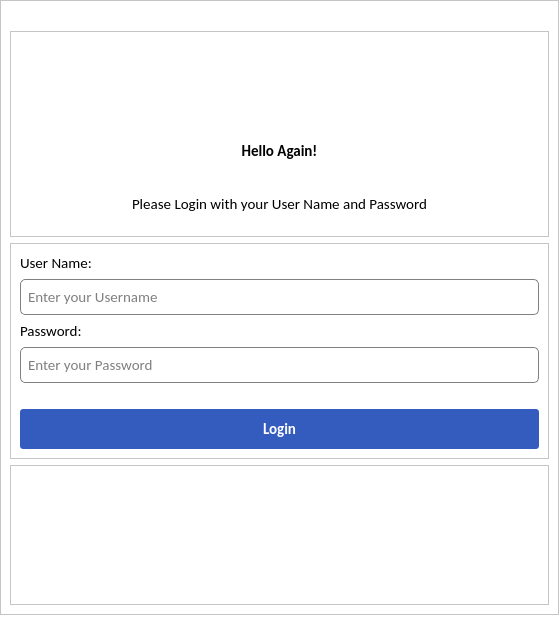
The window that ui/ui_files/login.ui (ali7haider/railway-automation-system) describes before a commit, drawn with Qt 5.
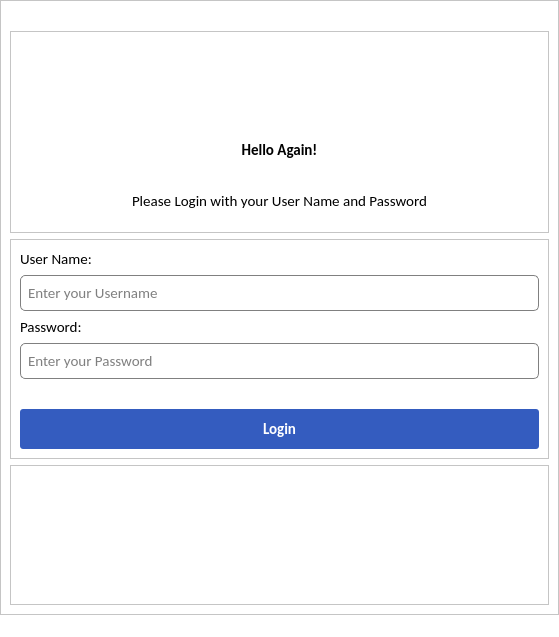
The same window after the commit. Icons and pictures are not drawn.

```diff
--- a/ui/ui_files/login.ui
+++ b/ui/ui_files/login.ui
@@ -250,20 +250,17 @@
                </widget>
               </item>
               <item row="5" column="1">
-               <spacer name="verticalSpacer">
-                <property name="orientation">
-                 <enum>Qt::Vertical</enum>
+               <widget class="QLabel" name="lblMessage">
+                <property name="styleSheet">
+                 <string notr="true">color:red;</string>
                 </property>
-                <property name="sizeType">
-                 <enum>QSizePolicy::Fixed</enum>
+                <property name="text">
+                 <string/>
                 </property>
-                <property name="sizeHint" stdset="0">
-                 <size>
-                  <width>20</width>
-                  <height>20</height>
-                 </size>
+                <property name="alignment">
+                 <set>Qt::AlignCenter</set>
                 </property>
-               </spacer>
+               </widget>
               </item>
              </layout>
             </widget>
```
Left out of the diff: 22 changed lines with no effect on the pictures.
